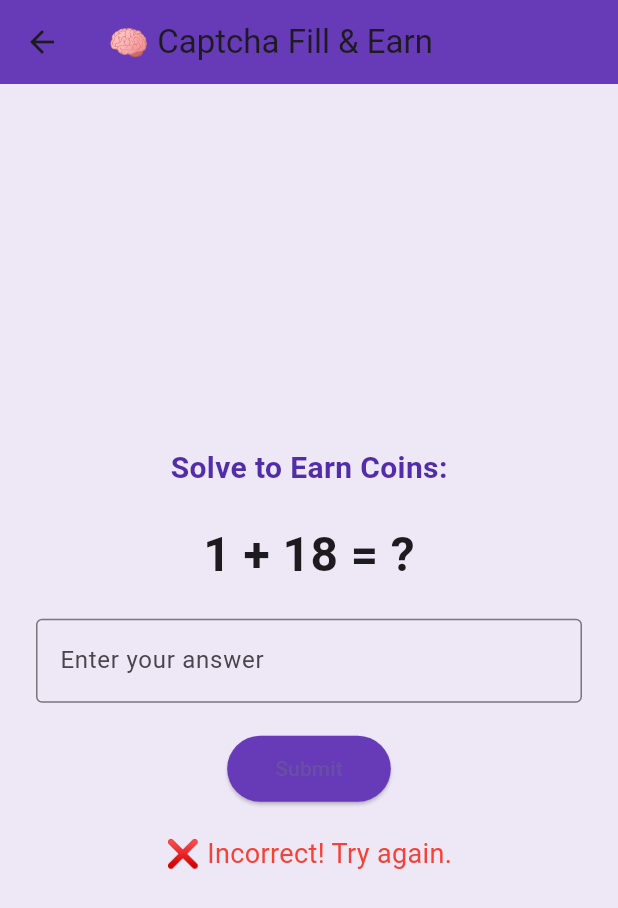
After one commit to Monoartiam99/EarnApp, a Flutter app: the MathCaptchaScreen screen opened directly, after a tap on "Submit", on a phone screen of 412 x 824 dp. The commit adds this screen. Shown: the top 908 px of the screen. Run offline on Flutter 3.47's test engine with Material 3 defaults, Android fonts, the phone set to English and light mode, and no system bars; our stand-ins replace cloud_firestore, firebase_auth, firebase_core, flutter_fortune_wheel, font_awesome_flutter, google_mobile_ads and 1 more; missing offline and left inert: scratcher; accounts and stored records are empty.

Commit message:
Added captcha earn

```diff
--- a/lib/main.dart
+++ b/lib/main.dart
@@ -8,6 +8,8 @@ import 'auth_screen.dart';
 import 'earn_screen.dart';
 import 'profile_screen.dart';
 import 'withdraw_screen.dart';
+import 'math_captcha_screen.dart';
+
 
 void main() async {
   WidgetsFlutterBinding.ensureInitialized();
--- /dev/null
+++ b/lib/math_captcha_screen.dart
@@ -0,0 +1,173 @@
+import 'dart:math';
+import 'package:cloud_firestore/cloud_firestore.dart';
+import 'package:firebase_auth/firebase_auth.dart';
+import 'package:flutter/material.dart';
+import 'package:google_mobile_ads/google_mobile_ads.dart';
+
+class MathCaptchaScreen extends StatefulWidget {
+  const MathCaptchaScreen({super.key});
+
+  @override
+  State<MathCaptchaScreen> createState() => _MathCaptchaScreenState();
+}
+
+class _MathCaptchaScreenState extends State<MathCaptchaScreen> {
+  int _num1 = 0;
+  int _num2 = 0;
+  final TextEditingController _controller = TextEditingController();
+  String _message = '';
+  bool _isLoading = false;
+
+  static const int rewardAmount = 10;
+
+  RewardedAd? _rewardedAd;
+  bool _isAdLoaded = false;
+
+  @override
+  void initState() {
+    super.initState();
+    _generateCaptcha();
+    _loadRewardedAd();
+  }
+
+  void _generateCaptcha() {
+    final rand = Random();
+    _num1 = 1 + rand.nextInt(20);
+    _num2 = 1 + rand.nextInt(20);
+    _controller.clear();
+    _message = '';
+    setState(() {});
+  }
+
+  void _loadRewardedAd() {
+    RewardedAd.load(
+      adUnitId: 'ca-app-pub-8587580291187103/7272719812',
+      request: const AdRequest(),
+      rewardedAdLoadCallback: RewardedAdLoadCallback(
+        onAdLoaded: (ad) {
+          _rewardedAd = ad;
+          _isAdLoaded = true;
+        },
+        onAdFailedToLoad: (error) {
+          _isAdLoaded = false;
+        },
+      ),
+    );
+  }
+
+  Future<void> _submitAnswer() async {
+    final user = FirebaseAuth.instance.currentUser;
+    if (user == null) return;
+
+    final answer = int.tryParse(_controller.text.trim());
+    if (answer == null || answer != _num1 + _num2) {
+      setState(() {
+        _message = '❌ Incorrect! Try again.';
+      });
+      return;
+    }
+
+    if (_rewardedAd == null || !_isAdLoaded) {
+      setState(() {
+        _message = 'Ad not available.';
+      });
+      return;
+    }
+
+    setState(() => _isLoading = true);
+
+    _rewardedAd!.show(
+      onUserEarnedReward: (AdWithoutView ad, RewardItem reward) async {
+        try {
+          final docRef = FirebaseFirestore.instance
+              .collection('users')
+              .doc(user.uid);
+          await docRef.update({'coins': FieldValue.increment(rewardAmount)});
+
+          setState(() {
+            _message = '✅ Correct! +$rewardAmount Coins added.';
+          });
+
+          Future.delayed(const Duration(seconds: 2), _generateCaptcha);
+        } catch (e) {
+          setState(() => _message = '⚠️ Error updating coins.');
+        }
+      },
+    );
+
+    _rewardedAd = null;
+    _isAdLoaded = false;
+    _loadRewardedAd();
+
+    setState(() => _isLoading = false);
+  }
+
+  @override
+  void dispose() {
+    _controller.dispose();
+    _rewardedAd?.dispose();
+    super.dispose();
+  }
+
+  @override
+  Widget build(BuildContext context) {
+    return Scaffold(
+      backgroundColor: Colors.deepPurple.shade50,
+      appBar: AppBar(
+        title: const Text('🧠 Captcha Fill & Earn'),
+        backgroundColor: Colors.deepPurple,
+      ),
+      body: Padding(
+        padding: const EdgeInsets.all(24),
+        child: Center(
+          child: Column(
+            mainAxisAlignment: MainAxisAlignment.center,
+            children: [
+              Text(
+                'Solve to Earn Coins:',
+                style: TextStyle(
+                  fontSize: 20,
+                  fontWeight: FontWeight.bold,
+                  color: Colors.deepPurple.shade700,
+                ),
+              ),
+              const SizedBox(height: 20),
+              Text(
+                '$_num1 + $_num2 = ?',
+                style: const TextStyle(fontSize: 32, fontWeight: FontWeight.bold),
+              ),
+              const SizedBox(height: 20),
+              TextField(
+                controller: _controller,
+                keyboardType: TextInputType.number,
+                decoration: const InputDecoration(
+                  hintText: 'Enter your answer',
+                  border: OutlineInputBorder(),
+                ),
+              ),
+              const SizedBox(height: 20),
+              _isLoading
+                  ? const CircularProgressIndicator()
+                  : ElevatedButton(
+                onPressed: _submitAnswer,
+                style: ElevatedButton.styleFrom(
+                  backgroundColor: Colors.deepPurple,
+                  padding: const EdgeInsets.symmetric(horizontal: 32, vertical: 12),
+                ),
+                child: const Text('Submit'),
+              ),
+              const SizedBox(height: 20),
+              Text(
+                _message,
+                style: TextStyle(
+                  fontSize: 18,
+                  color: _message.startsWith('✅') ? Colors.green : Colors.red,
+                ),
+              ),
+            ],
+          ),
+        ),
+      ),
+    );
+  }
+}
--- a/lib/spin_wheel_screen.dart
+++ b/lib/spin_wheel_screen.dart
@@ -14,7 +14,7 @@ class SpinWheelScreen extends StatefulWidget {
 }
 
 class _SpinWheelScreenState extends State<SpinWheelScreen> {
-  final List<int> coinOptions = [10, 20, 30, 40, 50];
+  final List<int> coinOptions = [5, 8, 10, 17, 30];
   final StreamController<int> _controller = StreamController<int>();
   int userCoins = 0;
   int spinCount = 0;
```
Also changed, not shown: lib/home_screen.dart (+11 -0 lines), lib/scratch_card_screen.dart (+96 -47 lines).
